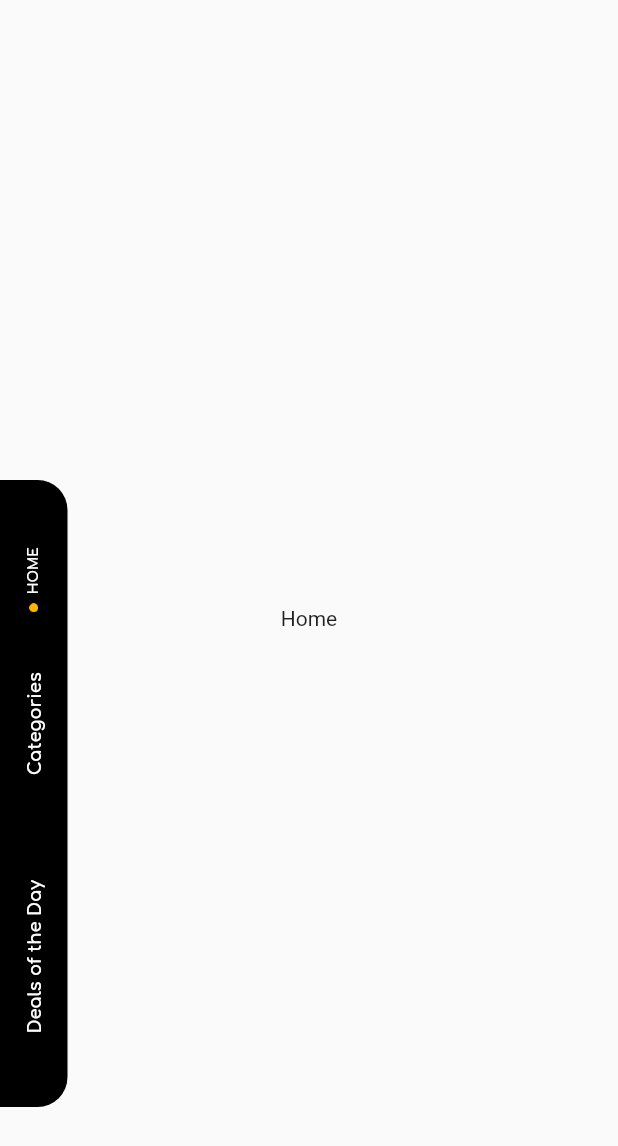
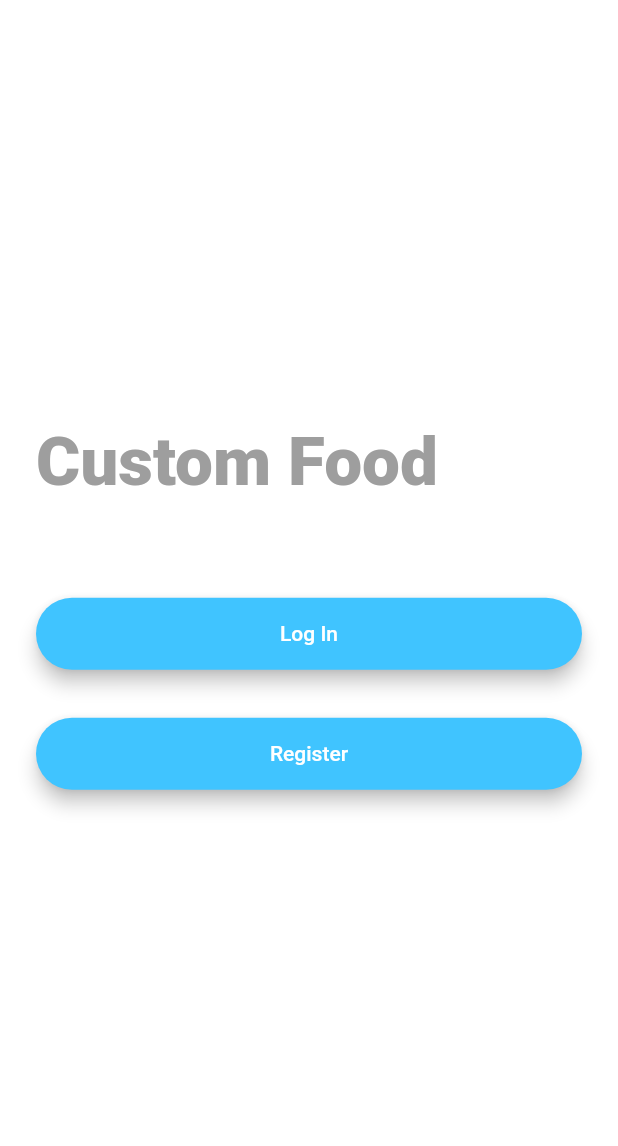
Before and after one commit to Kireshvanth/Fucolicious, a Flutter app: the screen it shows after launch, on a phone screen of 412 x 824 dp. Shown: the top 1146 px of the screen. Run offline on Flutter 3.47's test engine with Material 2 defaults, Android fonts, the phone set to English and light mode, and no system bars; our stand-ins replace smooth_page_indicator.

Commit message:
Login page in process

```diff
--- /dev/null
+++ b/lib/login_screens/welcome_screen.dart
@@ -0,0 +1,84 @@
+import 'package:git_sem_custom_food/login_screens/login_screen.dart';
+import 'package:flutter/material.dart';
+import 'package:git_sem_custom_food/login_screens/registration_screen.dart';
+
+
+class WelcomeScreen extends StatefulWidget {
+  @override
+  _WelcomeScreenState createState() => _WelcomeScreenState();
+}
+
+class _WelcomeScreenState extends State<WelcomeScreen> {
+  @override
+  Widget build(BuildContext context) {
+    return Scaffold(
+      backgroundColor: Colors.white,
+      body: Padding(
+        padding: EdgeInsets.symmetric(horizontal: 24.0),
+        child: Column(
+          mainAxisAlignment: MainAxisAlignment.center,
+          crossAxisAlignment: CrossAxisAlignment.stretch,
+          children: <Widget>[
+            Row(
+              children: <Widget>[
+                Text(
+                  'Custom Food',
+                  style: TextStyle(
+                    color: Colors.grey,
+                    fontSize: 45.0,
+                    fontWeight: FontWeight.w900,
+                  ),
+                ),
+              ],
+            ),
+            SizedBox(
+              height: 48.0,
+            ),
+            Padding(
+              padding: EdgeInsets.symmetric(vertical: 16.0),
+              child: Material(
+                elevation: 5.0,
+                color: Colors.lightBlueAccent,
+                borderRadius: BorderRadius.circular(30.0),
+                child: MaterialButton(
+                  onPressed: () {
+                      Navigator.push(context,MaterialPageRoute(builder:(context)=> LoginScreen()));
+                  },
+                  minWidth: 200.0,
+                  height: 42.0,
+                  child: Text(
+                    'Log In',
+                    style: TextStyle(
+                      color: Colors.white,
+                    ),
+                  ),
+                ),
+              ),
+            ),
+            Padding(
+              padding: EdgeInsets.symmetric(vertical: 16.0),
+              child: Material(
+                elevation: 5.0,
+                color: Colors.lightBlueAccent,
+                borderRadius: BorderRadius.circular(30.0),
+                child: MaterialButton(
+                  onPressed: () {
+                    Navigator.push(context,MaterialPageRoute(builder:(context)=> RegistrationScreen()));
+                  },
+                  minWidth: 200.0,
+                  height: 42.0,
+                  child: Text(
+                    'Register',
+                    style: TextStyle(
+                      color: Colors.white,
+                    ),
+                  ),
+                ),
+              ),
+            ),
+          ],
+        ),
+      ),
+    );
+  }
+}
--- a/lib/main.dart
+++ b/lib/main.dart
@@ -3,11 +3,13 @@ import 'package:git_sem_custom_food/screens/categories.dart';
 import 'package:git_sem_custom_food/screens/dealsoftheday.dart';
 import 'package:git_sem_custom_food/screens/home.dart';
 import 'package:git_sem_custom_food/modules/sideNavBar.dart';
+import 'package:git_sem_custom_food/login_screens/login_screen.dart';
+import 'package:git_sem_custom_food/login_screens/welcome_screen.dart';
 
 void main() {
   runApp(
     MaterialApp(
-      home: MyApp(),
+      home: WelcomeScreen(),
       title: "Custom Food",
       debugShowCheckedModeBanner: false,
     ),
--- a/pubspec.yaml
+++ b/pubspec.yaml
@@ -28,8 +28,10 @@ dependencies:
   # The following adds the Cupertino Icons font to your application.
   # Use with the CupertinoIcons class for iOS style icons.
   cupertino_icons: ^1.0.2
-  flutter_swipable: ^0.1.1
-  carousel_pro: ^1.0.0
+  smooth_page_indicator: ^0.2.3
+  firebase_core: ^1.3.0
+  firebase_auth: ^1.4.1
+  cloud_firestore: ^2.2.2
 
 dev_dependencies:
   flutter_test:
```
Also changed, not shown: lib/login_screens/login_screen.dart (added, +84 -0 lines), lib/login_screens/registration_screen.dart (added, +85 -0 lines), lib/screens/categories.dart (+36 -20 lines), pubspec.lock, 3 other files.
